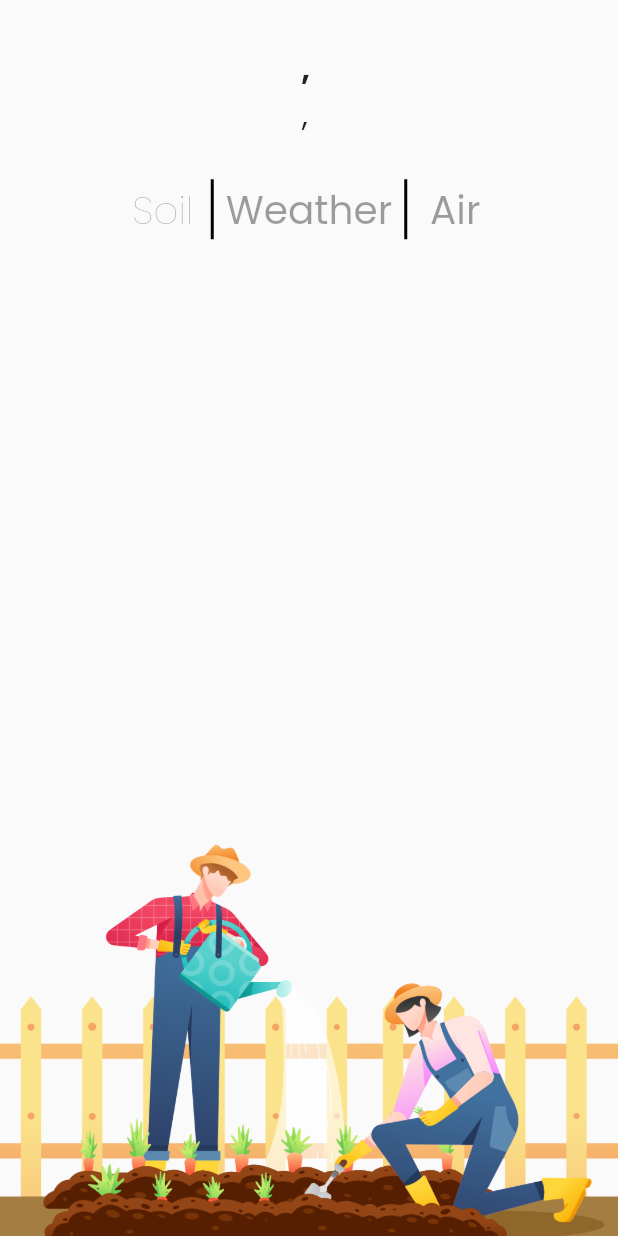
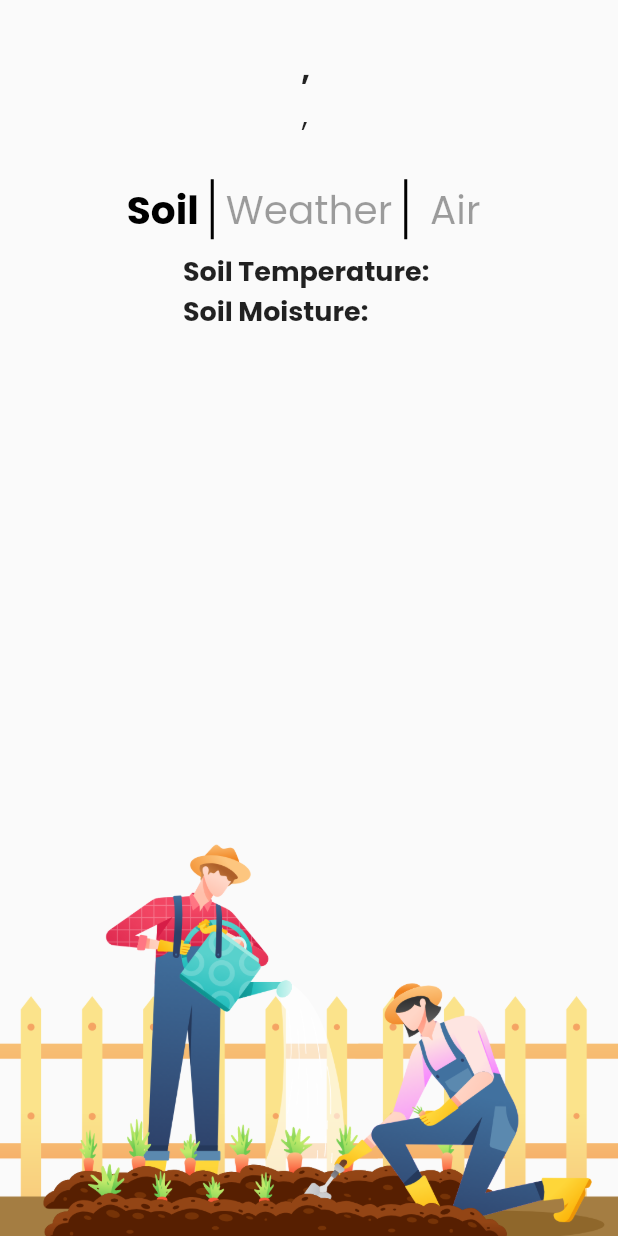
Before and after one commit to Mohit-Gajjar/DiGiAgro, a Flutter app: the Home screen opened directly, on a phone screen of 412 x 824 dp. Run offline on Flutter 3.47's test engine with Material 2 defaults, Android fonts, the phone set to English and light mode, and no system bars; our stand-ins replace dio, google_fonts, location.

Commit message:
created soil data page

```diff
--- a/lib/Components/soil.dart
+++ b/lib/Components/soil.dart
@@ -1,7 +1,9 @@
 import 'package:flutter/material.dart';
 
 class Soil extends StatefulWidget {
-  const Soil({ Key? key }) : super(key: key);
+  final String temp, moisture;
+  const Soil({Key? key, required this.temp, required this.moisture})
+      : super(key: key);
 
   @override
   _SoilState createState() => _SoilState();
@@ -10,8 +12,36 @@ class Soil extends StatefulWidget {
 class _SoilState extends State<Soil> {
   @override
   Widget build(BuildContext context) {
-    return Container(
-
+    return Row(
+      mainAxisAlignment: MainAxisAlignment.center,
+      children: [
+        Column(
+          crossAxisAlignment: CrossAxisAlignment.start,
+          children: const [
+            Text(
+              "Soil Temperature: ",
+              style: TextStyle(fontWeight: FontWeight.bold, fontSize: 18),
+            ),
+            Text(
+              "Soil Moisture: ",
+              style: TextStyle(fontWeight: FontWeight.bold, fontSize: 18),
+            ),
+          ],
+        ),
+        Column(
+          crossAxisAlignment: CrossAxisAlignment.end,
+          children: [
+            Text(
+              widget.temp,
+              style: const TextStyle(fontSize: 18),
+            ),
+            Text(
+              widget.moisture,
+              style: const TextStyle(fontSize: 18),
+            ),
+          ],
+        )
+      ],
     );
   }
 }
--- a/lib/home.dart
+++ b/lib/home.dart
@@ -14,7 +14,7 @@ class Home extends StatefulWidget {
 
 class _HomeState extends State<Home> {
   bool weatherBool = false;
-  bool soilBool = false;
+  bool soilBool = true;
   bool airBool = false;
   @override
   void initState() {
@@ -77,24 +77,18 @@ class _HomeState extends State<Home> {
       pressure = "",
       uvindex = "",
       ozoneWeather = "";
-  var weatherdata;
 
+  String temp = "", moisture = "";
   _getData() async {
     _locationData = await location.getLocation();
-    print(_locationData!.latitude.toString() +
-        "  " +
-        _locationData!.longitude.toString());
 
     try {
-      // var air = await Dio().get(
-      //     'https://api.ambeedata.com/latest/by-lat-lng?lat=' +
-      //         _locationData!.latitude.toString() +
-      //         '&lng=' +
-      //         _locationData!.longitude.toString(),
-      //     options: Options(headers: {
-      //       "x-api-key":
-      //           url
-      //     }));
+      var air = await Dio().get(
+          'https://api.ambeedata.com/latest/by-lat-lng?lat=' +
+              _locationData!.latitude.toString() +
+              '&lng=' +
+              _locationData!.longitude.toString(),
+          options: Options(headers: {"x-api-key": url}));
 
       var weather = await Dio().get(
           'https://api.ambeedata.com/weather/latest/by-lat-lng?lat=' +
@@ -103,49 +97,50 @@ class _HomeState extends State<Home> {
               _locationData!.longitude.toString(),
           options: Options(headers: {"x-api-key": url}));
 
-      // var soil = await Dio().get(
-      //     'https://api.ambeedata.com/soil/latest/by-lat-lng?lat=' +
-      //         _locationData!.latitude.toString() +
-      //         '&lng=' +
-      //         _locationData!.longitude.toString(),
-      //     options: Options(headers: {
-      //       "x-api-key":
-      //           url
-      //     }));
+      var soil = await Dio().get(
+          'https://api.ambeedata.com/soil/latest/by-lat-lng?lat=' +
+              _locationData!.latitude.toString() +
+              '&lng=' +
+              _locationData!.longitude.toString(),
+          options: Options(headers: {"x-api-key": url}));
 
-      // soilData = soil.data;
+      soilData = soil.data;
       weatherData = weather.data;
-      // airData = air.data;
+      airData = air.data;
       setState(() {
         // Air Data of user's location
-        // city = airData['stations'][0]['division'];
-        // country = airData['stations'][0]['countryCode'];
-        // state = airData['stations'][0]['state'];
-        // place = airData['stations'][0]['placeName'];
-        // co = airData['stations'][0]['CO'].toString();
-        // no2 = airData['stations'][0]['NO2'].toString();
-        // ozone = airData['stations'][0]['OZONE'].toString();
-        // pm10 = airData['stations'][0]['PM10'].toString();
-        // pm25 = airData['stations'][0]['PM25'].toString();
-        // aqi = airData['stations'][0]['AQI'].toString();
-        // so2 = airData['stations'][0]['SO2'].toString();
+        city = airData['stations'][0]['division'];
+        country = airData['stations'][0]['countryCode'];
+        state = airData['stations'][0]['state'];
+        place = airData['stations'][0]['placeName'];
+        co = airData['stations'][0]['CO'].toString();
+        no2 = airData['stations'][0]['NO2'].toString();
+        ozone = airData['stations'][0]['OZONE'].toString();
+        pm10 = airData['stations'][0]['PM10'].toString();
+        pm25 = airData['stations'][0]['PM25'].toString();
+        aqi = airData['stations'][0]['AQI'].toString();
+        so2 = airData['stations'][0]['SO2'].toString();
 
         //Weather Data of user's location
 
         summary = weatherData['data']['summary'];
         icon = weatherData['data']['icon'];
         temprature = weatherData['data']['temperature'].toString();
-        apperentTemperature = weatherData['data']['apparentTemperature'].toString();
+        apperentTemperature =
+            weatherData['data']['apparentTemperature'].toString();
         dewPoint = weatherData['data']['dewPoint'].toString();
         humidity = weatherData['data']['humidity'].toString();
         pressure = weatherData['data']['pressure'].toString();
         uvindex = weatherData['data']['uvIndex'].toString();
         ozoneWeather = weatherData['data']['ozone'].toString();
+
+        temp = soilData['data'][0]['soil_temperature'].toString();
+        moisture = soilData['data'][0]['soil_moisture'].toString();
       });
 
-      // print(airData);
+      // print(soilData['data'][0]['soil_temperature'].toString());
       // print(city);
-      print(summary);
+
     } catch (e) {
       print(e);
     }
@@ -247,7 +242,10 @@ class _HomeState extends State<Home> {
               ],
             ),
             soilBool
-                ? Soil()
+                ? Soil(
+                    moisture: moisture,
+                    temp: temp,
+                  )
                 : weatherBool
                     ? Weather(
                         dewPoint: dewPoint,
```
